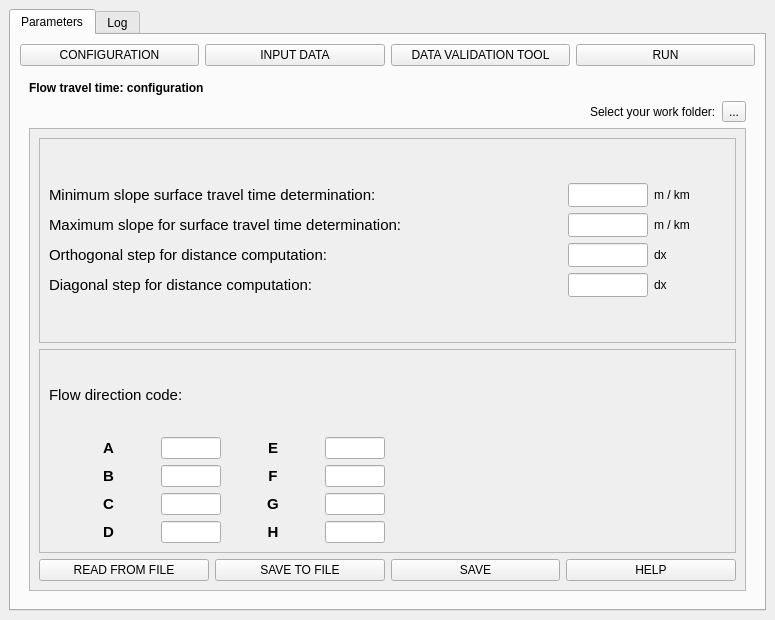
First picture: the form in hidroPixel_dialog_flow_tt.ui, repository pedmap/HidroPixel_test, before the edit.
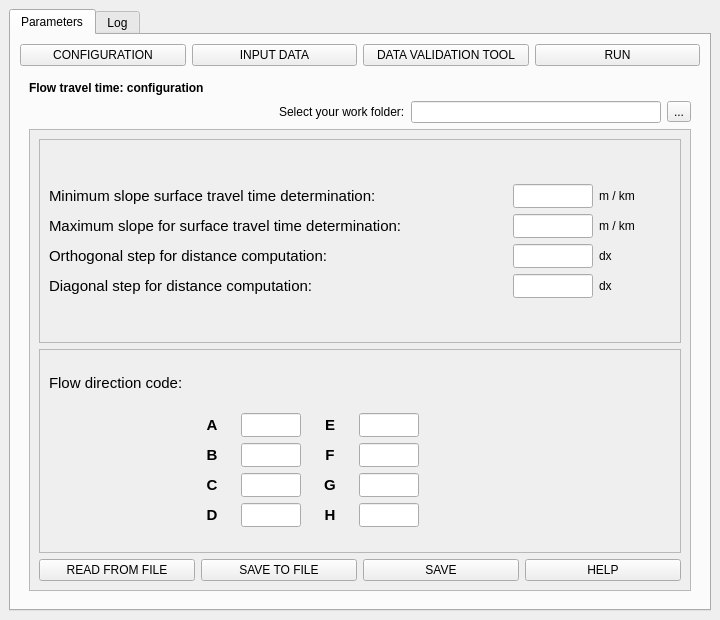
Second picture: the form after the edit. Icons and pictures are not drawn.

```diff
--- a/hidroPixel_dialog_flow_tt.ui
+++ b/hidroPixel_dialog_flow_tt.ui
@@ -6,7 +6,7 @@
    <rect>
     <x>0</x>
     <y>0</y>
-    <width>775</width>
+    <width>720</width>
     <height>620</height>
    </rect>
   </property>
@@ -87,8 +87,8 @@
                 <rect>
                  <x>0</x>
                  <y>0</y>
-                 <width>713</width>
-                 <height>451</height>
+                 <width>658</width>
+                 <height>443</height>
                 </rect>
                </property>
                <layout class="QGridLayout" name="gridLayout_5">
@@ -429,177 +429,7 @@
                      </property>
                     </widget>
                    </item>
-                   <item row="2" column="0">
-                    <layout class="QHBoxLayout" name="horizontalLayout_11">
-                     <item alignment="Qt::AlignLeft">
-                      <widget class="QLabel" name="label_65">
-                       <property name="text">
-                        <string/>
-                       </property>
-                       <property name="pixmap">
-                        <pixmap>flowdirs.png</pixmap>
-                       </property>
-                      </widget>
-                     </item>
-                     <item>
-                      <layout class="QVBoxLayout" name="verticalLayout_3">
-                       <item>
-                        <layout class="QGridLayout" name="gridLayout_15">
-                         <item row="0" column="0">
-                          <widget class="QLabel" name="label_10">
-                           <property name="text">
-                            <string>&lt;html&gt;&lt;head/&gt;&lt;body&gt;&lt;p align=&quot;center&quot;&gt;&lt;span style=&quot; font-size:11pt; font-weight:700;&quot;&gt;A&lt;/span&gt;&lt;/p&gt;&lt;/body&gt;&lt;/html&gt;</string>
-                           </property>
-                          </widget>
-                         </item>
-                         <item row="0" column="1">
-                          <widget class="QLineEdit" name="lineEdit_4">
-                           <property name="maximumSize">
-                            <size>
-                             <width>60</width>
-                             <height>24</height>
-                            </size>
-                           </property>
-                          </widget>
-                         </item>
-                         <item row="0" column="2">
-                          <widget class="QLabel" name="label_21">
-                           <property name="text">
-                            <string>&lt;html&gt;&lt;head/&gt;&lt;body&gt;&lt;p align=&quot;center&quot;&gt;&lt;span style=&quot; font-size:11pt; font-weight:700;&quot;&gt;E&lt;/span&gt;&lt;/p&gt;&lt;/body&gt;&lt;/html&gt;</string>
-                           </property>
-                          </widget>
-                         </item>
-                         <item row="0" column="3">
-                          <widget class="QLineEdit" name="lineEdit_2">
-                           <property name="maximumSize">
-                            <size>
-                             <width>60</width>
-                             <height>24</height>
-                            </size>
-                           </property>
-                          </widget>
-                         </item>
-                        </layout>
-                       </item>
-                       <item>
-                        <layout class="QGridLayout" name="gridLayout_14">
-                         <item row="0" column="0">
-                          <widget class="QLabel" name="label_20">
-                           <property name="text">
-                            <string>&lt;html&gt;&lt;head/&gt;&lt;body&gt;&lt;p align=&quot;center&quot;&gt;&lt;span style=&quot; font-size:11pt; font-weight:700;&quot;&gt;B&lt;/span&gt;&lt;/p&gt;&lt;/body&gt;&lt;/html&gt;</string>
-                           </property>
-                          </widget>
-                         </item>
-                         <item row="0" column="1">
-                          <widget class="QLineEdit" name="lineEdit_6">
-                           <property name="maximumSize">
-                            <size>
-                             <width>60</width>
-                             <height>24</height>
-                            </size>
-                           </property>
-                          </widget>
-                         </item>
-                         <item row="0" column="2">
-                          <widget class="QLabel" name="label_15">
-                           <property name="text">
-                            <string>&lt;html&gt;&lt;head/&gt;&lt;body&gt;&lt;p align=&quot;center&quot;&gt;&lt;span style=&quot; font-size:11pt; font-weight:700;&quot;&gt;F&lt;/span&gt;&lt;/p&gt;&lt;/body&gt;&lt;/html&gt;</string>
-                           </property>
-                          </widget>
-                         </item>
-                         <item row="0" column="3">
-                          <widget class="QLineEdit" name="lineEdit_5">
-                           <property name="maximumSize">
-                            <size>
-                             <width>60</width>
-                             <height>24</height>
-                            </size>
-                           </property>
-                          </widget>
-                         </item>
-                        </layout>
-                       </item>
-                       <item>
-                        <layout class="QGridLayout" name="gridLayout_13">
-                         <item row="0" column="0">
-                          <widget class="QLabel" name="label_19">
-                           <property name="text">
-                            <string>&lt;html&gt;&lt;head/&gt;&lt;body&gt;&lt;p align=&quot;center&quot;&gt;&lt;span style=&quot; font-size:11pt; font-weight:700;&quot;&gt;C&lt;/span&gt;&lt;/p&gt;&lt;/body&gt;&lt;/html&gt;</string>
-                           </property>
-                          </widget>
-                         </item>
-                         <item row="0" column="1">
-                          <widget class="QLineEdit" name="lineEdit">
-                           <property name="maximumSize">
-                            <size>
-                             <width>60</width>
-                             <height>24</height>
-                            </size>
-                           </property>
-                          </widget>
-                         </item>
-                         <item row="0" column="2">
-                          <widget class="QLabel" name="label_17">
-                           <property name="text">
-                            <string>&lt;html&gt;&lt;head/&gt;&lt;body&gt;&lt;p align=&quot;center&quot;&gt;&lt;span style=&quot; font-size:11pt; font-weight:700;&quot;&gt;G&lt;/span&gt;&lt;/p&gt;&lt;/body&gt;&lt;/html&gt;</string>
-                           </property>
-                          </widget>
-                         </item>
-                         <item row="0" column="3">
-                          <widget class="QLineEdit" name="lineEdit_7">
-                           <property name="maximumSize">
-                            <size>
-                             <width>60</width>
-                             <height>24</height>
-                            </size>
-                           </property>
-                          </widget>
-                         </item>
-                        </layout>
-                       </item>
-                       <item>
-                        <layout class="QGridLayout" name="gridLayout_12">
-                         <item row="0" column="0">
-                          <widget class="QLabel" name="label_16">
-                           <property name="text">
-                            <string>&lt;html&gt;&lt;head/&gt;&lt;body&gt;&lt;p align=&quot;center&quot;&gt;&lt;span style=&quot; font-size:11pt; font-weight:700;&quot;&gt;D&lt;/span&gt;&lt;/p&gt;&lt;/body&gt;&lt;/html&gt;</string>
-                           </property>
-                          </widget>
-                         </item>
-                         <item row="0" column="1">
-                          <widget class="QLineEdit" name="lineEdit_3">
-                           <property name="maximumSize">
-                            <size>
-                             <width>60</width>
-                             <height>24</height>
-                            </size>
-                           </property>
-                          </widget>
-                         </item>
-                         <item row="0" column="2">
-                          <widget class="QLabel" name="label_18">
-                           <property name="text">
-                            <string>&lt;html&gt;&lt;head/&gt;&lt;body&gt;&lt;p align=&quot;center&quot;&gt;&lt;span style=&quot; font-size:11pt; font-weight:700;&quot;&gt;H&lt;/span&gt;&lt;/p&gt;&lt;/body&gt;&lt;/html&gt;</string>
-                           </property>
-                          </widget>
-                         </item>
-                         <item row="0" column="3">
-                          <widget class="QLineEdit" name="lineEdit_8">
-                           <property name="maximumSize">
-                            <size>
-                             <width>60</width>
-                             <height>24</height>
-                            </size>
-                           </property>
-                          </widget>
-                         </item>
-                        </layout>
-                       </item>
-                      </layout>
-                     </item>
-                    </layout>
-                   </item>
-                   <item row="0" column="1" alignment="Qt::AlignRight|Qt::AlignVCenter">
+                   <item row="0" column="3">
                     <widget class="QLabel" name="label_24">
                      <property name="sizePolicy">
                       <sizepolicy hsizetype="Preferred" vsizetype="Preferred">
@@ -630,7 +460,197 @@
                      </property>
                     </widget>
                    </item>
-                   <item row="2" column="1">
+                   <item row="1" column="0">
+                    <widget class="QLabel" name="label_65">
+                     <property name="text">
+                      <string/>
+                     </property>
+                     <property name="pixmap">
+                      <pixmap>flowdirs.png</pixmap>
+                     </property>
+                    </widget>
+                   </item>
+                   <item row="1" column="1">
+                    <layout class="QHBoxLayout" name="horizontalLayout_24">
+                     <item>
+                      <layout class="QVBoxLayout" name="verticalLayout_3">
+                       <item>
+                        <layout class="QHBoxLayout" name="horizontalLayout_11">
+                         <item>
+                          <widget class="QLabel" name="label_10">
+                           <property name="text">
+                            <string>&lt;html&gt;&lt;head/&gt;&lt;body&gt;&lt;p align=&quot;center&quot;&gt;&lt;span style=&quot; font-size:11pt; font-weight:700;&quot;&gt;A&lt;/span&gt;&lt;/p&gt;&lt;/body&gt;&lt;/html&gt;</string>
+                           </property>
+                          </widget>
+                         </item>
+                         <item>
+                          <widget class="QLineEdit" name="le_5_pg1">
+                           <property name="maximumSize">
+                            <size>
+                             <width>60</width>
+                             <height>24</height>
+                            </size>
+                           </property>
+                          </widget>
+                         </item>
+                        </layout>
+                       </item>
+                       <item>
+                        <layout class="QHBoxLayout" name="horizontalLayout_17">
+                         <item>
+                          <widget class="QLabel" name="label_20">
+                           <property name="text">
+                            <string>&lt;html&gt;&lt;head/&gt;&lt;body&gt;&lt;p align=&quot;center&quot;&gt;&lt;span style=&quot; font-size:11pt; font-weight:700;&quot;&gt;B&lt;/span&gt;&lt;/p&gt;&lt;/body&gt;&lt;/html&gt;</string>
+                           </property>
+                          </widget>
+                         </item>
+                         <item>
+                          <widget class="QLineEdit" name="le_6_pg1">
+                           <property name="maximumSize">
+                            <size>
+                             <width>60</width>
+                             <height>24</height>
+                            </size>
+                           </property>
+                          </widget>
+                         </item>
+                        </layout>
+                       </item>
+                       <item>
+                        <layout class="QHBoxLayout" name="horizontalLayout_18">
+                         <item>
+                          <widget class="QLabel" name="label_19">
+                           <property name="text">
+                            <string>&lt;html&gt;&lt;head/&gt;&lt;body&gt;&lt;p align=&quot;center&quot;&gt;&lt;span style=&quot; font-size:11pt; font-weight:700;&quot;&gt;C&lt;/span&gt;&lt;/p&gt;&lt;/body&gt;&lt;/html&gt;</string>
+                           </property>
+                          </widget>
+                         </item>
+                         <item>
+                          <widget class="QLineEdit" name="le_7_pg1">
+                           <property name="maximumSize">
+                            <size>
+                             <width>60</width>
+                             <height>24</height>
+                            </size>
+                           </property>
+                          </widget>
+                         </item>
+                        </layout>
+                       </item>
+                       <item>
+                        <layout class="QHBoxLayout" name="horizontalLayout_19">
+                         <item>
+                          <widget class="QLabel" name="label_16">
+                           <property name="text">
+                            <string>&lt;html&gt;&lt;head/&gt;&lt;body&gt;&lt;p align=&quot;center&quot;&gt;&lt;span style=&quot; font-size:11pt; font-weight:700;&quot;&gt;D&lt;/span&gt;&lt;/p&gt;&lt;/body&gt;&lt;/html&gt;</string>
+                           </property>
+                          </widget>
+                         </item>
+                         <item>
+                          <widget class="QLineEdit" name="le_8_pg1">
+                           <property name="maximumSize">
+                            <size>
+                             <width>60</width>
+                             <height>24</height>
+                            </size>
+                           </property>
+                          </widget>
+                         </item>
+                        </layout>
+                       </item>
+                      </layout>
+                     </item>
+                     <item>
+                      <layout class="QVBoxLayout" name="verticalLayout_9">
+                       <item>
+                        <layout class="QHBoxLayout" name="horizontalLayout_20">
+                         <item>
+                          <widget class="QLabel" name="label_21">
+                           <property name="text">
+                            <string>&lt;html&gt;&lt;head/&gt;&lt;body&gt;&lt;p align=&quot;center&quot;&gt;&lt;span style=&quot; font-size:11pt; font-weight:700;&quot;&gt;E&lt;/span&gt;&lt;/p&gt;&lt;/body&gt;&lt;/html&gt;</string>
+                           </property>
+                          </widget>
+                         </item>
+                         <item>
+                          <widget class="QLineEdit" name="le_9_pg1">
+                           <property name="maximumSize">
+                            <size>
+                             <width>60</width>
+                             <height>24</height>
+                            </size>
+                           </property>
+                          </widget>
+                         </item>
+                        </layout>
+                       </item>
+                       <item>
+                        <layout class="QHBoxLayout" name="horizontalLayout_21">
+                         <item>
+                          <widget class="QLabel" name="label_15">
+                           <property name="text">
+                            <string>&lt;html&gt;&lt;head/&gt;&lt;body&gt;&lt;p align=&quot;center&quot;&gt;&lt;span style=&quot; font-size:11pt; font-weight:700;&quot;&gt;F&lt;/span&gt;&lt;/p&gt;&lt;/body&gt;&lt;/html&gt;</string>
+                           </property>
+                          </widget>
+                         </item>
+                         <item>
+                          <widget class="QLineEdit" name="le_10_pg1">
+                           <property name="maximumSize">
+                            <size>
+                             <width>60</width>
+                             <height>24</height>
+                            </size>
+                           </property>
+                          </widget>
+                         </item>
+                        </layout>
+                       </item>
+                       <item>
+                        <layout class="QHBoxLayout" name="horizontalLayout_22">
+                         <item>
+                          <widget class="QLabel" name="label_17">
+                           <property name="text">
+                            <string>&lt;html&gt;&lt;head/&gt;&lt;body&gt;&lt;p align=&quot;center&quot;&gt;&lt;span style=&quot; font-size:11pt; font-weight:700;&quot;&gt;G&lt;/span&gt;&lt;/p&gt;&lt;/body&gt;&lt;/html&gt;</string>
+                           </property>
+                          </widget>
+                         </item>
+                         <item>
+                          <widget class="QLineEdit" name="le_11_pg1">
+                           <property name="maximumSize">
+                            <size>
+                             <width>60</width>
+                             <height>24</height>
+                            </size>
+                           </property>
+                          </widget>
+                         </item>
+                        </layout>
+                       </item>
+                       <item>
+                        <layout class="QHBoxLayout" name="horizontalLayout_23">
+                         <item>
+                          <widget class="QLabel" name="label_18">
+                           <property name="text">
+                            <string>&lt;html&gt;&lt;head/&gt;&lt;body&gt;&lt;p align=&quot;center&quot;&gt;&lt;span style=&quot; font-size:11pt; font-weight:700;&quot;&gt;H&lt;/span&gt;&lt;/p&gt;&lt;/body&gt;&lt;/html&gt;</string>
+                           </property>
+                          </widget>
+                         </item>
+                         <item>
+                          <widget class="QLineEdit" name="le_12_pg1">
+                           <property name="maximumSize">
+                            <size>
+                             <width>60</width>
+                             <height>24</height>
+                            </size>
+                           </property>
+                          </widget>
+                         </item>
+                        </layout>
+                       </item>
+                      </layout>
+                     </item>
+                    </layout>
+                   </item>
+                   <item row="1" column="2">
                     <spacer name="horizontalSpacer_2">
                      <property name="orientation">
                       <enum>Qt::Horizontal</enum>
@@ -652,6 +672,24 @@
             </item>
             <item row="1" column="0">
              <layout class="QGridLayout" name="gridLayout_47">
+              <item row="0" column="3">
+               <widget class="QToolButton" name="tbtn_pg1_1">
+                <property name="text">
+                 <string>...</string>
+                </property>
+                <property name="icon">
+                 <iconset>
+                  <normaloff>folder_icon.png</normaloff>folder_icon.png</iconset>
+                </property>
+               </widget>
+              </item>
+              <item row="0" column="1">
+               <widget class="QLabel" name="label_26">
+                <property name="text">
+                 <string>Select your work folder:</string>
+                </property>
+               </widget>
+              </item>
               <item row="0" column="0">
                <spacer name="horizontalSpacer_3">
                 <property name="orientation">
@@ -665,23 +703,8 @@
                 </property>
                </spacer>
               </item>
-              <item row="0" column="1">
-               <widget class="QLabel" name="label_26">
-                <property name="text">
-                 <string>Select your work folder:</string>
-                </property>
-               </widget>
-              </item>
               <item row="0" column="2">
-               <widget class="QToolButton" name="tb_1_pg1">
-                <property name="text">
-                 <string>...</string>
-                </property>
-                <property name="icon">
-                 <iconset>
-                  <normaloff>folder_icon.png</normaloff>folder_icon.png</iconset>
-                </property>
-               </widget>
+               <widget class="QLineEdit" name="le_13_pg1"/>
               </item>
              </layout>
             </item>
@@ -705,9 +728,9 @@
                <property name="geometry">
                 <rect>
                  <x>0</x>
-                 <y>-363</y>
+                 <y>-268</y>
                  <width>637</width>
-                 <height>844</height>
+                 <height>854</height>
                 </rect>
                </property>
                <layout class="QGridLayout" name="gridLayout_20">
@@ -741,13 +764,13 @@
                         <widget class="QLineEdit" name="le_1_pg2">
                          <property name="minimumSize">
                           <size>
-                           <width>220</width>
+                           <width>0</width>
                            <height>24</height>
                           </size>
                          </property>
                          <property name="maximumSize">
                           <size>
-                           <width>220</width>
+                           <width>360</width>
                            <height>24</height>
                           </size>
                          </property>
@@ -806,13 +829,13 @@
                         <widget class="QLineEdit" name="le_2_pg2">
                          <property name="minimumSize">
                           <size>
-                           <width>220</width>
+                           <width>0</width>
                            <height>24</height>
                           </size>
                          </property>
                          <property name="maximumSize">
                           <size>
-                           <width>220</width>
+                           <width>360</width>
                            <height>24</height>
                           </size>
                          </property>
@@ -875,9 +898,15 @@
                        </item>
                        <item row="0" column="1">
                         <widget class="QTextEdit" name="te_1_pg2">
+                         <property name="minimumSize">
+                          <size>
+                           <width>0</width>
+                           <height>24</height>
+                          </size>
+                         </property>
                          <property name="maximumSize">
                           <size>
-                           <width>220</width>
+                           <width>360</width>
                            <height>24</height>
                           </size>
                          </property>
@@ -936,13 +965,13 @@
                         <widget class="QLineEdit" name="le_3_pg2">
                          <property name="minimumSize">
                           <size>
-                           <width>220</width>
+                           <width>0</width>
                            <height>24</height>
                           </size>
                          </property>
                          <property name="maximumSize">
                           <size>
-                           <width>220</width>
+                           <width>360</width>
                            <height>24</height>
                           </size>
                          </property>
@@ -993,7 +1022,7 @@
                        <item row="0" column="0">
                         <widget class="QLabel" name="label_32">
                          <property name="text">
-                          <string>&lt;html&gt;&lt;head/&gt;&lt;body&gt;&lt;p align=&quot;justify&quot;&gt;&lt;span style=&quot; font-size:11pt;&quot;&gt;RDN seementation into classes:&lt;/span&gt;&lt;/p&gt;&lt;/body&gt;&lt;/html&gt;</string>
+                          <string>&lt;html&gt;&lt;head/&gt;&lt;body&gt;&lt;p align=&quot;justify&quot;&gt;&lt;span style=&quot; font-size:11pt;&quot;&gt;RDN segmentation into classes:&lt;/span&gt;&lt;/p&gt;&lt;/body&gt;&lt;/html&gt;</string>
                          </property>
                         </widget>
                        </item>
@@ -1001,13 +1030,13 @@
                         <widget class="QLineEdit" name="le_4_pg2">
                          <property name="minimumSize">
                           <size>
-                           <width>220</width>
+                           <width>0</width>
                            <height>24</height>
                           </size>
                          </property>
                          <property name="maximumSize">
                           <size>
-                           <width>220</width>
+                           <width>360</width>
                            <height>24</height>
                           </size>
                          </property>
@@ -1280,7 +1309,7 @@
                             <widget class="QTableWidget" name="tbw_2_pg2">
                              <property name="minimumSize">
                               <size>
-                               <width>320</width>
+                               <width>330</width>
                                <height>150</height>
                               </size>
                              </property>
@@ -1309,7 +1338,7 @@
                               <bool>true</bool>
                              </property>
                              <attribute name="horizontalHeaderVisible">
-                              <bool>true</bool>
+                              <bool>false</bool>
                              </attribute>
                              <attribute name="horizontalHeaderCascadingSectionResizes">
                               <bool>true</bool>
@@ -1638,6 +1667,33 @@
                          </item>
                         </layout>
                        </item>
+                       <item row="0" column="0">
+                        <layout class="QGridLayout" name="gridLayout_56">
+                         <item row="0" column="0">
+                          <widget class="QLabel" name="label_67">
+                           <property name="text">
+                            <string>&lt;html&gt;&lt;head/&gt;&lt;body&gt;&lt;p align=&quot;justify&quot;&gt;&lt;span style=&quot; font-size:10pt;&quot;&gt;File:&lt;/span&gt;&lt;/p&gt;&lt;/body&gt;&lt;/html&gt;</string>
+                           </property>
+                          </widget>
+                         </item>
+                         <item row="0" column="1">
+                          <widget class="QLineEdit" name="le_7_pg2">
+                           <property name="minimumSize">
+                            <size>
+                             <width>220</width>
+                             <height>24</height>
+                            </size>
+                           </property>
+                           <property name="maximumSize">
+                            <size>
+                             <width>16777215</width>
+                             <height>24</height>
+                            </size>
+                           </property>
+                          </widget>
+                         </item>
+                        </layout>
+                       </item>
                        <item row="1" column="0">
                         <widget class="QTableWidget" name="tbw_1_pg2">
                          <property name="minimumSize">
@@ -1671,7 +1727,7 @@
                           <bool>true</bool>
                          </property>
                          <attribute name="horizontalHeaderVisible">
-                          <bool>true</bool>
+                          <bool>false</bool>
                          </attribute>
                          <attribute name="horizontalHeaderCascadingSectionResizes">
                           <bool>true</bool>
@@ -1730,33 +1786,6 @@
                          </column>
                         </widget>
                        </item>
-                       <item row="0" column="0">
-                        <layout class="QGridLayout" name="gridLayout_56">
-                         <item row="0" column="0">
-                          <widget class="QLabel" name="label_67">
-                           <property name="text">
-                            <string>&lt;html&gt;&lt;head/&gt;&lt;body&gt;&lt;p align=&quot;justify&quot;&gt;&lt;span style=&quot; font-size:10pt;&quot;&gt;File:&lt;/span&gt;&lt;/p&gt;&lt;/body&gt;&lt;/html&gt;</string>
-                           </property>
-                          </widget>
-                         </item>
-                         <item row="0" column="1">
-                          <widget class="QLineEdit" name="le_7_pg2">
-                           <property name="minimumSize">
-                            <size>
-                             <width>220</width>
-                             <height>24</height>
-                            </size>
-                           </property>
-                           <property name="maximumSize">
-                            <size>
-                             <width>16777215</width>
-                             <height>24</height>
-                            </size>
-                           </property>
-                          </widget>
-                         </item>
-                        </layout>
-                       </item>
                       </layout>
                      </item>
                     </layout>
@@ -1796,7 +1825,7 @@
                  <x>0</x>
                  <y>0</y>
                  <width>658</width>
-                 <height>481</height>
+                 <height>474</height>
                 </rect>
                </property>
                <layout class="QGridLayout" name="gridLayout_30">
@@ -1845,7 +1874,7 @@
                  <x>0</x>
                  <y>0</y>
                  <width>658</width>
-                 <height>481</height>
+                 <height>474</height>
                 </rect>
                </property>
                <layout class="QGridLayout" name="gridLayout_48">
@@ -2546,13 +2575,10 @@
           </property>
           <property name="html">
            <string>&lt;!DOCTYPE HTML PUBLIC &quot;-//W3C//DTD HTML 4.0//EN&quot; &quot;http://www.w3.org/TR/REC-html40/strict.dtd&quot;&gt;
-&lt;html&gt;&lt;head&gt;&lt;meta name=&quot;qrichtext&quot; content=&quot;1&quot; /&gt;&lt;meta charset=&quot;utf-8&quot; /&gt;&lt;style type=&quot;text/css&quot;&gt;
+&lt;html&gt;&lt;head&gt;&lt;meta name=&quot;qrichtext&quot; content=&quot;1&quot; /&gt;&lt;style type=&quot;text/css&quot;&gt;
 p, li { white-space: pre-wrap; }
-hr { height: 1px; border-width: 0; }
-li.unchecked::marker { content: &quot;\2610&quot;; }
-li.checked::marker { content: &quot;\2612&quot;; }
-&lt;/style&gt;&lt;/head&gt;&lt;body style=&quot; font-family:'Segoe UI'; font-size:9pt; font-weight:400; font-style:normal;&quot;&gt;
-&lt;p style=&quot;-qt-paragraph-type:empty; margin-top:0px; margin-bottom:0px; margin-left:0px; margin-right:0px; -qt-block-indent:0; text-indent:0px;&quot;&gt;&lt;br /&gt;&lt;/p&gt;&lt;/body&gt;&lt;/html&gt;</string>
+&lt;/style&gt;&lt;/head&gt;&lt;body style=&quot; font-family:'MS Shell Dlg 2'; font-size:8.25pt; font-weight:400; font-style:normal;&quot;&gt;
+&lt;p style=&quot;-qt-paragraph-type:empty; margin-top:0px; margin-bottom:0px; margin-left:0px; margin-right:0px; -qt-block-indent:0; text-indent:0px; font-family:'Segoe UI'; font-size:9pt;&quot;&gt;&lt;br /&gt;&lt;/p&gt;&lt;/body&gt;&lt;/html&gt;</string>
           </property>
           <property name="textInteractionFlags">
            <set>Qt::TextSelectableByMouse</set>
```
